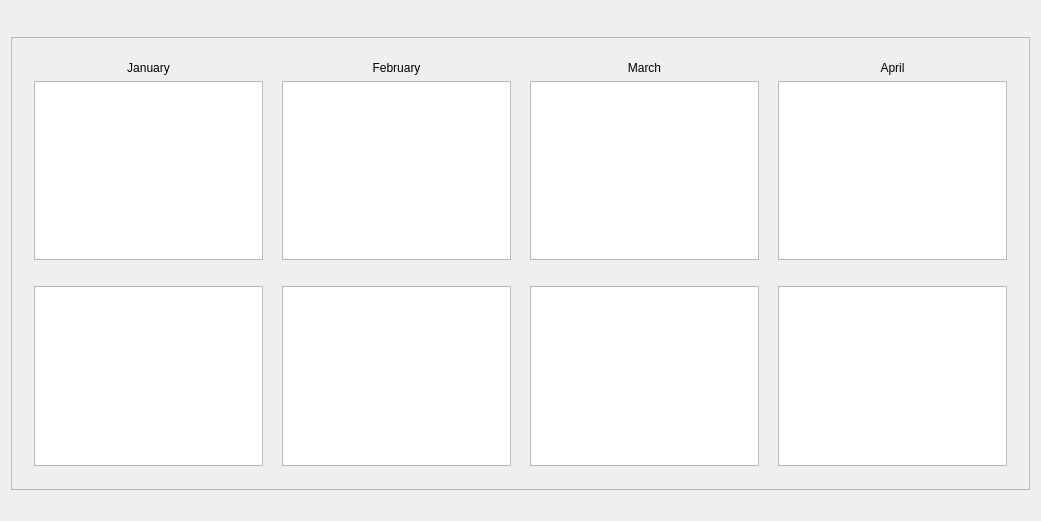
This is CashFlowManager/monthlybudgetsummarydialog.ui in epw7856/CashFlowManager as Qt 5 draws it before an edit. The edited form follows.
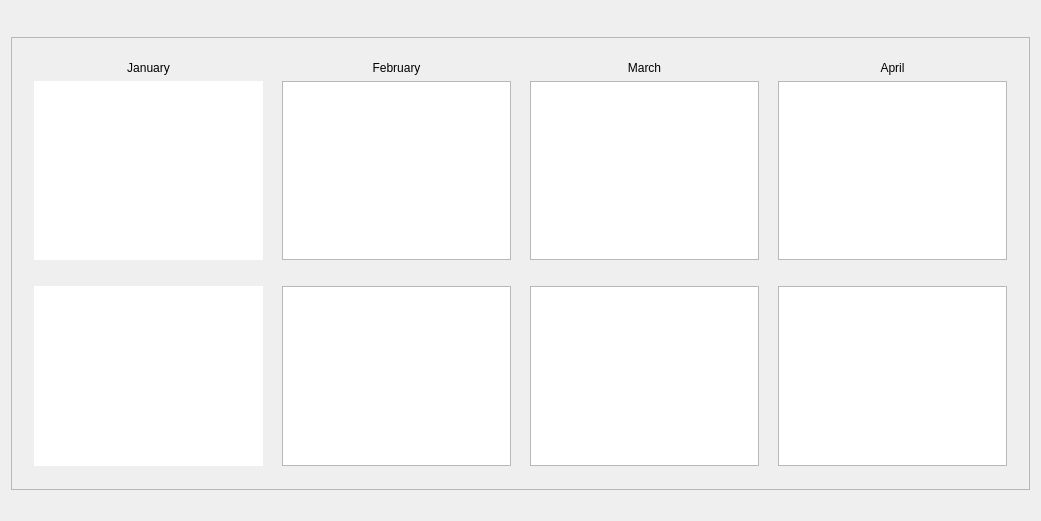
This is the edited form.

```diff
--- a/CashFlowManager/monthlybudgetsummarydialog.ui
+++ b/CashFlowManager/monthlybudgetsummarydialog.ui
@@ -115,7 +115,22 @@
               </widget>
              </item>
              <item>
-              <widget class="QTableView" name="tableViewJanuaryExpenses"/>
+              <widget class="QTableView" name="tableViewJanuaryExpenses">
+               <property name="font">
+                <font>
+                 <pointsize>8</pointsize>
+                </font>
+               </property>
+               <property name="frameShape">
+                <enum>QFrame::NoFrame</enum>
+               </property>
+               <property name="frameShadow">
+                <enum>QFrame::Plain</enum>
+               </property>
+               <attribute name="horizontalHeaderDefaultSectionSize">
+                <number>105</number>
+               </attribute>
+              </widget>
              </item>
              <item>
               <spacer name="verticalSpacer">
@@ -134,7 +149,22 @@
               </spacer>
              </item>
              <item>
-              <widget class="QTableView" name="tableViewJanuaryInvestments"/>
+              <widget class="QTableView" name="tableViewJanuaryInvestments">
+               <property name="font">
+                <font>
+                 <pointsize>8</pointsize>
+                </font>
+               </property>
+               <property name="frameShape">
+                <enum>QFrame::NoFrame</enum>
+               </property>
+               <property name="frameShadow">
+                <enum>QFrame::Plain</enum>
+               </property>
+               <attribute name="horizontalHeaderDefaultSectionSize">
+                <number>105</number>
+               </attribute>
+              </widget>
              </item>
             </layout>
            </item>
```
